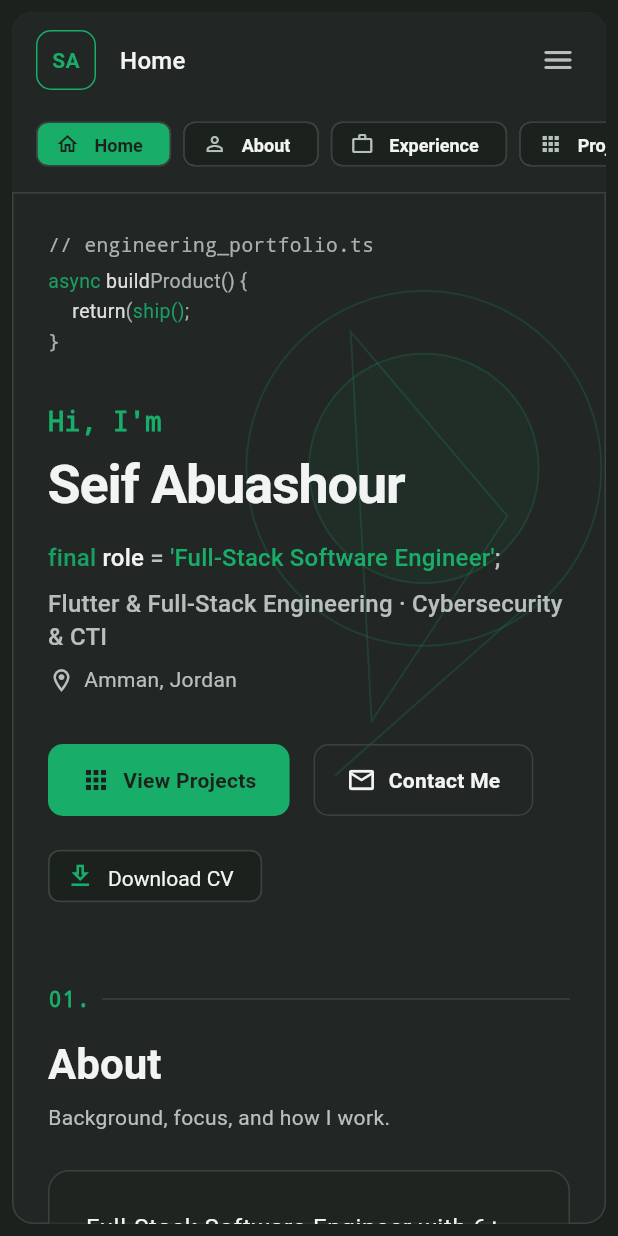
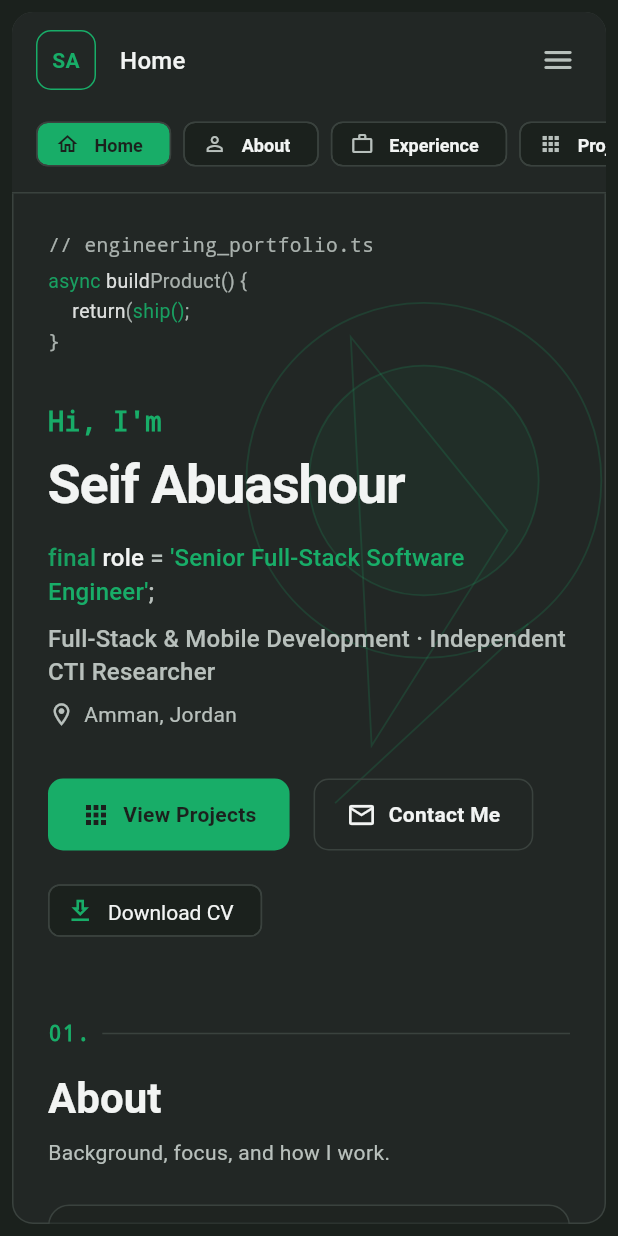
Before and after one commit to saifaboashour/flutter-portfolio, a Flutter app: the screen it shows after launch, on a phone screen of 412 x 824 dp. Run offline on Flutter 3.47's test engine with Material 3 defaults, Android fonts, the phone set to English and light mode, and no system bars; our stand-ins replace web.

Commit message:
Align portfolio professional identity

```diff
--- a/lib/core/content/portfolio_data.dart
+++ b/lib/core/content/portfolio_data.dart
@@ -4,8 +4,8 @@ import 'portfolio_models.dart';
 abstract final class PortfolioData {
   static const profile = PortfolioProfile(
     name: 'Seif Abuashour',
-    title: 'Full-Stack Software Engineer',
-    subtitle: 'Flutter & Full-Stack Engineering · Cybersecurity & CTI',
+    title: 'Senior Full-Stack Software Engineer',
+    subtitle: 'Full-Stack & Mobile Development · Independent CTI Researcher',
     location: 'Amman, Jordan',
     email: 'saifaboashour98@gmail.com',
     githubUrl: 'https://github.com/saifaboashour',
@@ -16,7 +16,7 @@ abstract final class PortfolioData {
     fullStackCvPublicPath: 'cv/Seif_Abuashour_Full_Stack_CV.pdf',
     cyberCvPublicPath: 'cv/Seif_Abuashour_Cybersecurity_CV.pdf',
     aboutSummary:
-        'Full-Stack Software Engineer with 6+ years of broader software '
+        'Senior Full-Stack Software Engineer with 6+ years of broader software '
         'development experience, specializing in Flutter while also building '
         'web applications, backend services, and complete products. I work '
         'with Node.js, NestJS, React, Next.js, TypeScript, and databases '
@@ -29,8 +29,8 @@ abstract final class PortfolioData {
         'API integrations, deployment, and ongoing maintenance. In employed '
         'roles I have delivered production mobile apps and collaborated '
         'with backend teams to diagnose and resolve issues.\n\n'
-        'My cybersecurity portfolio reflects hands-on projects and research, '
-        'not claimed SOC employment. I value maintainable architecture, practical testing, clear '
+        'My independent CTI research focuses on regional threats, evidence-based analysis, and reproducible methods. '
+        'I value maintainable architecture, practical testing, clear '
         'communication, and delivering software end to end.',
     experiences: [
       ExperienceItem(
```
